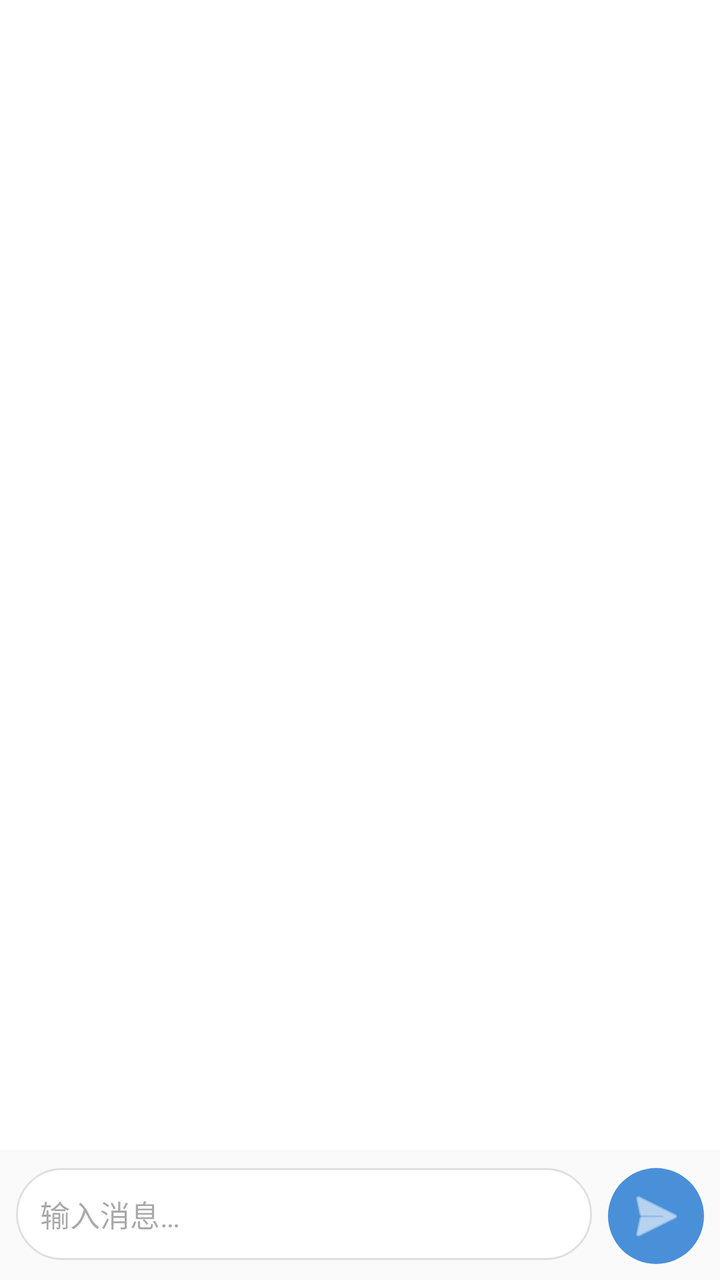
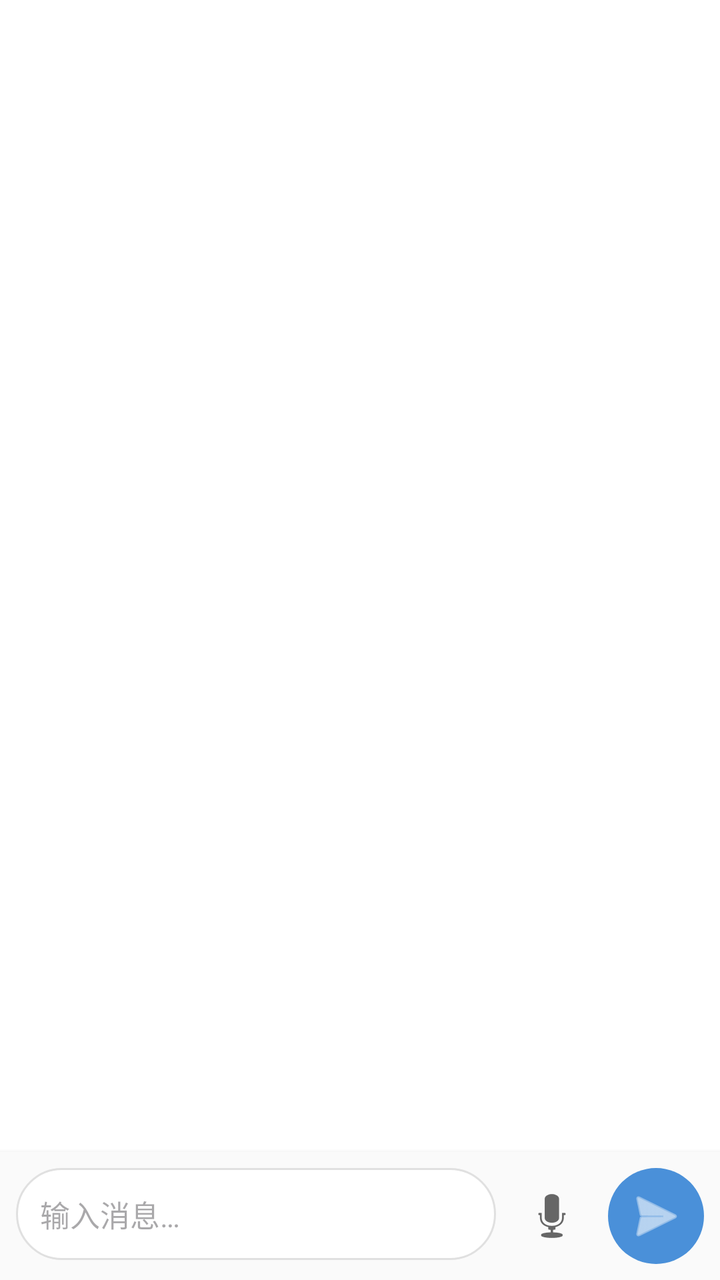

Compare the two renders of this Android layout. The source of the first and the diff that turns it into the second are given below.
<!-- AndroidManifest.xml: application theme Theme.MyApplication -->
<!-- res/layout/activity_chat.xml -->
<?xml version="1.0" encoding="utf-8"?>
<LinearLayout xmlns:android="http://schemas.android.com/apk/res/android"
    xmlns:app="http://schemas.android.com/apk/res-auto"
    android:layout_width="match_parent"
    android:layout_height="match_parent"
    android:fitsSystemWindows="true"
    android:orientation="vertical"
    android:background="@android:color/white">

    
    <TextView
        android:id="@+id/status_text"
        android:layout_width="match_parent"
        android:layout_height="wrap_content"
        android:background="#FFF3CD"
        android:padding="8dp"
        android:textColor="#856404"
        android:textSize="12sp"
        android:visibility="gone"
        android:gravity="center" />

    
    <androidx.recyclerview.widget.RecyclerView
        android:id="@+id/recycler_messages"
        android:layout_width="match_parent"
        android:layout_height="0dp"
        android:layout_weight="1"
        android:paddingVertical="8dp"
        android:clipToPadding="false" />

    
    <ProgressBar
        android:id="@+id/progress_loading"
        android:layout_width="24dp"
        android:layout_height="24dp"
        android:layout_gravity="center"
        android:layout_margin="4dp"
        android:visibility="gone"
        style="?android:attr/progressBarStyle" />

    
    <LinearLayout
        android:layout_width="match_parent"
        android:layout_height="wrap_content"
        android:orientation="horizontal"
        android:padding="8dp"
        android:background="#FAFAFA"
        android:elevation="4dp">

        <EditText
            android:id="@+id/input_message"
            android:layout_width="0dp"
            android:layout_height="wrap_content"
            android:layout_weight="1"
            android:hint="@string/hint_message"
            android:maxLines="4"
            android:padding="12dp"
            android:background="@drawable/bg_input"
            android:textSize="15sp" />

        <ImageButton
            android:id="@+id/btn_send"
            android:layout_width="48dp"
            android:layout_height="48dp"
            android:layout_marginStart="8dp"
            android:background="@drawable/bg_send_button"
            android:src="@android:drawable/ic_menu_send"
            android:contentDescription="@string/send"
            app:tint="@android:color/white" />
    </LinearLayout>
</LinearLayout>
<!-- resources referenced by this layout -->
<resources>
  <!-- drawable bg_input (drawable) -->
  <?xml version="1.0" encoding="utf-8"?>
  <shape xmlns:android="http://schemas.android.com/apk/res/android"
      android:shape="rectangle">
      <solid android:color="@android:color/white" />
      <corners android:radius="24dp" />
      <stroke android:width="1dp" android:color="#E0E0E0" />
  </shape>
  <!-- drawable bg_send_button (drawable) -->
  <?xml version="1.0" encoding="utf-8"?>
  <shape xmlns:android="http://schemas.android.com/apk/res/android"
      android:shape="oval">
      <solid android:color="#4A90D9" />
  </shape>
  <string name="hint_message">输入消息…</string>
  <string name="send">发送</string>
  <style name="Theme.MyApplication" parent="Base.Theme.MyApplication" />
  <style name="Base.Theme.MyApplication" parent="Theme.Material3.DayNight.NoActionBar">
          
          
      </style>
</resources>

<!-- the commit's change to res/layout/activity_chat.xml (unified diff, before → after) -->
@@ -1,6 +1,7 @@
 <?xml version="1.0" encoding="utf-8"?>
 <LinearLayout xmlns:android="http://schemas.android.com/apk/res/android"
     xmlns:app="http://schemas.android.com/apk/res-auto"
+    android:id="@+id/root_chat"
     android:layout_width="match_parent"
     android:layout_height="match_parent"
     android:fitsSystemWindows="true"
@@ -59,10 +60,20 @@
             android:textSize="15sp" />
 
         <ImageButton
+            android:id="@+id/btn_voice"
+            android:layout_width="48dp"
+            android:layout_height="48dp"
+            android:layout_marginStart="4dp"
+            android:background="?android:attr/selectableItemBackgroundBorderless"
+            android:src="@android:drawable/ic_btn_speak_now"
+            android:contentDescription="@string/voice_input"
+            app:tint="#666666" />
+
+        <ImageButton
             android:id="@+id/btn_send"
             android:layout_width="48dp"
             android:layout_height="48dp"
-            android:layout_marginStart="8dp"
+            android:layout_marginStart="4dp"
             android:background="@drawable/bg_send_button"
             android:src="@android:drawable/ic_menu_send"
             android:contentDescription="@string/send"
<!-- resource entries referenced after the edit -->
@@ -16,6 +16,7 @@
   </shape>
   <string name="hint_message">输入消息…</string>
   <string name="send">发送</string>
+  <string name="voice_input">语音输入</string>
   <style name="Theme.MyApplication" parent="Base.Theme.MyApplication" />
   <style name="Base.Theme.MyApplication" parent="Theme.Material3.DayNight.NoActionBar">
           
